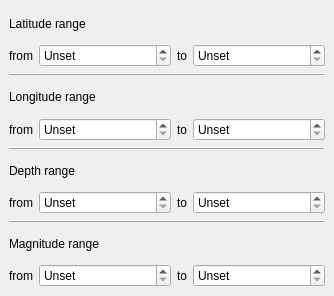
SeisComP/common, file libs/seiscomp/gui/datamodel/eventfilterwidget.ui: the form before one commit.
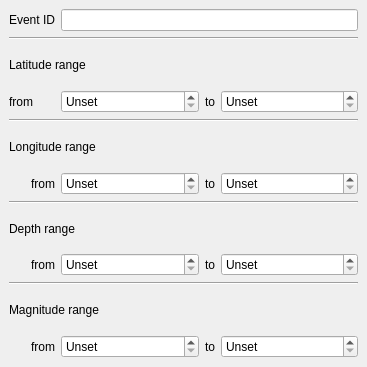
The form after the commit. Custom widgets are drawn as their Qt base class.

Commit message: [gui] Add eventID to EventListView filter, breaks BC with API 14

```diff
--- a/libs/seiscomp/gui/datamodel/eventfilterwidget.ui
+++ b/libs/seiscomp/gui/datamodel/eventfilterwidget.ui
@@ -8,8 +8,8 @@
    <rect>
     <x>0</x>
     <y>0</y>
-    <width>334</width>
-    <height>296</height>
+    <width>367</width>
+    <height>367</height>
    </rect>
   </property>
   <property name="windowTitle" >
@@ -30,27 +30,8 @@
      <property name="spacing" >
       <number>6</number>
      </property>
-     <item row="7" column="1" >
-      <widget class="Seiscomp::Gui::OptionalDoubleSpinBox" name="fromDepth" >
-       <property name="specialValueText" >
-        <string>Unset</string>
-       </property>
-       <property name="suffix" >
-        <string>km</string>
-       </property>
-       <property name="maximum" >
-        <double>999</double>
-       </property>
-       <property name="minimum" >
-        <double>-999</double>
-       </property>
-       <property name="value" >
-        <double>-999</double>
-       </property>
-      </widget>
-     </item>
-     <item row="4" column="1" >
-      <widget class="Seiscomp::Gui::OptionalDoubleSpinBox" name="fromLongitude" >
+     <item row="3" column="3" >
+      <widget class="Seiscomp::Gui::OptionalDoubleSpinBox" name="toLatitude" >
        <property name="specialValueText" >
         <string>Unset</string>
        </property>
@@ -61,17 +42,63 @@
         <number>4</number>
        </property>
        <property name="maximum" >
-        <double>180</double>
+        <double>90</double>
        </property>
        <property name="minimum" >
-        <double>-180</double>
+        <double>-90</double>
        </property>
        <property name="value" >
-        <double>-180</double>
+        <double>-90</double>
        </property>
       </widget>
      </item>
-     <item row="4" column="3" >
+     <item row="4" column="0" colspan="4" >
+      <widget class="QFrame" name="frame" >
+       <property name="frameShape" >
+        <enum>QFrame::HLine</enum>
+       </property>
+       <property name="frameShadow" >
+        <enum>QFrame::Sunken</enum>
+       </property>
+      </widget>
+     </item>
+     <item row="12" column="1" >
+      <widget class="Seiscomp::Gui::OptionalDoubleSpinBox" name="fromMagnitude" >
+       <property name="specialValueText" >
+        <string>Unset</string>
+       </property>
+       <property name="decimals" >
+        <number>1</number>
+       </property>
+       <property name="maximum" >
+        <double>20</double>
+       </property>
+       <property name="minimum" >
+        <double>-10</double>
+       </property>
+       <property name="singleStep" >
+        <double>0.5</double>
+       </property>
+       <property name="value" >
+        <double>-10</double>
+       </property>
+      </widget>
+     </item>
+     <item row="0" column="0" >
+      <widget class="QLabel" name="label_4" >
+       <property name="text" >
+        <string>Event ID</string>
+       </property>
+      </widget>
+     </item>
+     <item row="12" column="2" >
+      <widget class="QLabel" name="label_15" >
+       <property name="text" >
+        <string>to</string>
+       </property>
+      </widget>
+     </item>
+     <item row="6" column="3" >
       <widget class="Seiscomp::Gui::OptionalDoubleSpinBox" name="toLongitude" >
        <property name="specialValueText" >
         <string>Unset</string>
@@ -93,31 +120,163 @@
        </property>
       </widget>
      </item>
-     <item row="6" column="0" colspan="4" >
+     <item row="9" column="1" >
+      <widget class="Seiscomp::Gui::OptionalDoubleSpinBox" name="fromDepth" >
+       <property name="specialValueText" >
+        <string>Unset</string>
+       </property>
+       <property name="suffix" >
+        <string>km</string>
+       </property>
+       <property name="maximum" >
+        <double>999</double>
+       </property>
+       <property name="minimum" >
+        <double>-999</double>
+       </property>
+       <property name="value" >
+        <double>-999</double>
+       </property>
+      </widget>
+     </item>
+     <item row="7" column="0" colspan="4" >
+      <widget class="QFrame" name="frame_2" >
+       <property name="frameShape" >
+        <enum>QFrame::HLine</enum>
+       </property>
+       <property name="frameShadow" >
+        <enum>QFrame::Sunken</enum>
+       </property>
+      </widget>
+     </item>
+     <item row="2" column="0" colspan="4" >
+      <widget class="QLabel" name="label" >
+       <property name="text" >
+        <string>Latitude range</string>
+       </property>
+      </widget>
+     </item>
+     <item row="9" column="3" >
+      <widget class="Seiscomp::Gui::OptionalDoubleSpinBox" name="toDepth" >
+       <property name="specialValueText" >
+        <string>Unset</string>
+       </property>
+       <property name="suffix" >
+        <string>km</string>
+       </property>
+       <property name="maximum" >
+        <double>999</double>
+       </property>
+       <property name="minimum" >
+        <double>-999</double>
+       </property>
+       <property name="value" >
+        <double>-999</double>
+       </property>
+      </widget>
+     </item>
+     <item row="3" column="0" >
+      <widget class="QLabel" name="label_5" >
+       <property name="sizePolicy" >
+        <sizepolicy>
+         <hsizetype>4</hsizetype>
+         <vsizetype>5</vsizetype>
+         <horstretch>0</horstretch>
+         <verstretch>0</verstretch>
+        </sizepolicy>
+       </property>
+       <property name="text" >
+        <string>from</string>
+       </property>
+       <property name="alignment" >
+        <set>Qt::AlignRight|Qt::AlignTrailing|Qt::AlignVCenter</set>
+       </property>
+      </widget>
+     </item>
+     <item row="10" column="0" colspan="4" >
+      <widget class="QFrame" name="frame_3" >
+       <property name="frameShape" >
+        <enum>QFrame::HLine</enum>
+       </property>
+       <property name="frameShadow" >
+        <enum>QFrame::Sunken</enum>
+       </property>
+      </widget>
+     </item>
+     <item row="12" column="0" >
+      <widget class="QLabel" name="label_14" >
+       <property name="text" >
+        <string>from</string>
+       </property>
+       <property name="alignment" >
+        <set>Qt::AlignRight|Qt::AlignTrailing|Qt::AlignVCenter</set>
+       </property>
+      </widget>
+     </item>
+     <item row="9" column="0" >
+      <widget class="QLabel" name="label_11" >
+       <property name="text" >
+        <string>from</string>
+       </property>
+       <property name="alignment" >
+        <set>Qt::AlignRight|Qt::AlignTrailing|Qt::AlignVCenter</set>
+       </property>
+      </widget>
+     </item>
+     <item row="6" column="0" >
+      <widget class="QLabel" name="label_8" >
+       <property name="text" >
+        <string>from</string>
+       </property>
+       <property name="alignment" >
+        <set>Qt::AlignRight|Qt::AlignTrailing|Qt::AlignVCenter</set>
+       </property>
+      </widget>
+     </item>
+     <item row="8" column="0" colspan="4" >
       <widget class="QLabel" name="label_10" >
        <property name="text" >
         <string>Depth range</string>
        </property>
       </widget>
      </item>
-     <item row="7" column="0" >
-      <widget class="QLabel" name="label_11" >
+     <item row="9" column="2" >
+      <widget class="QLabel" name="label_12" >
        <property name="text" >
-        <string>from</string>
+        <string>to</string>
        </property>
-       <property name="alignment" >
-        <set>Qt::AlignRight|Qt::AlignTrailing|Qt::AlignVCenter</set>
-       </property>
       </widget>
      </item>
-     <item row="10" column="2" >
-      <widget class="QLabel" name="label_15" >
+     <item row="6" column="2" >
+      <widget class="QLabel" name="label_9" >
        <property name="text" >
         <string>to</string>
        </property>
       </widget>
      </item>
-     <item row="1" column="2" >
+     <item row="3" column="1" >
+      <widget class="Seiscomp::Gui::OptionalDoubleSpinBox" name="fromLatitude" >
+       <property name="specialValueText" >
+        <string>Unset</string>
+       </property>
+       <property name="suffix" >
+        <string>°</string>
+       </property>
+       <property name="decimals" >
+        <number>4</number>
+       </property>
+       <property name="maximum" >
+        <double>90</double>
+       </property>
+       <property name="minimum" >
+        <double>-90</double>
+       </property>
+       <property name="value" >
+        <double>-90</double>
+       </property>
+      </widget>
+     </item>
+     <item row="3" column="2" >
       <widget class="QLabel" name="label_6" >
        <property name="sizePolicy" >
         <sizepolicy>
@@ -132,80 +291,14 @@
        </property>
       </widget>
      </item>
-     <item row="2" column="0" colspan="4" >
-      <widget class="QFrame" name="frame" >
-       <property name="frameShape" >
-        <enum>QFrame::HLine</enum>
-       </property>
-       <property name="frameShadow" >
-        <enum>QFrame::Raised</enum>
-       </property>
-      </widget>
-     </item>
      <item row="5" column="0" colspan="4" >
-      <widget class="QFrame" name="frame_2" >
-       <property name="frameShape" >
-        <enum>QFrame::HLine</enum>
-       </property>
-       <property name="frameShadow" >
-        <enum>QFrame::Raised</enum>
-       </property>
-      </widget>
-     </item>
-     <item row="9" column="0" colspan="4" >
-      <widget class="QLabel" name="label_13" >
-       <property name="text" >
-        <string>Magnitude range</string>
-       </property>
-      </widget>
-     </item>
-     <item row="3" column="0" colspan="4" >
       <widget class="QLabel" name="label_7" >
        <property name="text" >
         <string>Longitude range</string>
        </property>
       </widget>
      </item>
-     <item row="7" column="2" >
-      <widget class="QLabel" name="label_12" >
-       <property name="text" >
-        <string>to</string>
-       </property>
-      </widget>
-     </item>
-     <item row="0" column="0" colspan="4" >
-      <widget class="QLabel" name="label_4" >
-       <property name="text" >
-        <string>Latitude range</string>
-       </property>
-      </widget>
-     </item>
-     <item row="4" column="2" >
-      <widget class="QLabel" name="label_9" >
-       <property name="text" >
-        <string>to</string>
-       </property>
-      </widget>
-     </item>
-     <item row="1" column="0" >
-      <widget class="QLabel" name="label_5" >
-       <property name="sizePolicy" >
-        <sizepolicy>
-         <hsizetype>4</hsizetype>
-         <vsizetype>5</vsizetype>
-         <horstretch>0</horstretch>
-         <verstretch>0</verstretch>
-        </sizepolicy>
-       </property>
-       <property name="text" >
-        <string>from</string>
-       </property>
-       <property name="alignment" >
-        <set>Qt::AlignRight|Qt::AlignTrailing|Qt::AlignVCenter</set>
-       </property>
-      </widget>
-     </item>
-     <item row="10" column="3" >
+     <item row="12" column="3" >
       <widget class="Seiscomp::Gui::OptionalDoubleSpinBox" name="toMagnitude" >
        <property name="specialValueText" >
         <string>Unset</string>
@@ -227,53 +320,11 @@
        </property>
       </widget>
      </item>
-     <item row="10" column="1" >
-      <widget class="Seiscomp::Gui::OptionalDoubleSpinBox" name="fromMagnitude" >
+     <item row="6" column="1" >
+      <widget class="Seiscomp::Gui::OptionalDoubleSpinBox" name="fromLongitude" >
        <property name="specialValueText" >
         <string>Unset</string>
        </property>
-       <property name="decimals" >
-        <number>1</number>
-       </property>
-       <property name="maximum" >
-        <double>20</double>
-       </property>
-       <property name="minimum" >
-        <double>-10</double>
-       </property>
-       <property name="singleStep" >
-        <double>0.5</double>
-       </property>
-       <property name="value" >
-        <double>-10</double>
-       </property>
-      </widget>
-     </item>
-     <item row="4" column="0" >
-      <widget class="QLabel" name="label_8" >
-       <property name="text" >
-        <string>from</string>
-       </property>
-       <property name="alignment" >
-        <set>Qt::AlignRight|Qt::AlignTrailing|Qt::AlignVCenter</set>
-       </property>
-      </widget>
-     </item>
-     <item row="10" column="0" >
-      <widget class="QLabel" name="label_14" >
-       <property name="text" >
-        <string>from</string>
-       </property>
-       <property name="alignment" >
-        <set>Qt::AlignRight|Qt::AlignTrailing|Qt::AlignVCenter</set>
-       </property>
-      </widget>
-     </item>
-     <item row="1" column="1" >
-      <widget class="Seiscomp::Gui::OptionalDoubleSpinBox" name="fromLatitude" >
-       <property name="specialValueText" >
-        <string>Unset</string>
-       </property>
        <property name="suffix" >
         <string>°</string>
        </property>
@@ -281,64 +332,37 @@
         <number>4</number>
        </property>
        <property name="maximum" >
-        <double>90</double>
+        <double>180</double>
        </property>
        <property name="minimum" >
-        <double>-90</double>
+        <double>-180</double>
        </property>
        <property name="value" >
-        <double>-90</double>
+        <double>-180</double>
        </property>
       </widget>
      </item>
-     <item row="7" column="3" >
-      <widget class="Seiscomp::Gui::OptionalDoubleSpinBox" name="toDepth" >
-       <property name="specialValueText" >
-        <string>Unset</string>
+     <item row="11" column="0" colspan="4" >
+      <widget class="QLabel" name="label_13" >
+       <property name="text" >
+        <string>Magnitude range</string>
        </property>
-       <property name="suffix" >
-        <string>km</string>
-       </property>
-       <property name="maximum" >
-        <double>999</double>
-       </property>
-       <property name="minimum" >
-        <double>-999</double>
-       </property>
-       <property name="value" >
-        <double>-999</double>
-       </property>
       </widget>
      </item>
-     <item row="1" column="3" >
-      <widget class="Seiscomp::Gui::OptionalDoubleSpinBox" name="toLatitude" >
-       <property name="specialValueText" >
-        <string>Unset</string>
-       </property>
-       <property name="suffix" >
-        <string>°</string>
-       </property>
-       <property name="decimals" >
-        <number>4</number>
-       </property>
-       <property name="maximum" >
-        <double>90</double>
-       </property>
-       <property name="minimum" >
-        <double>-90</double>
-       </property>
-       <property name="value" >
-        <double>-90</double>
-       </property>
-      </widget>
-     </item>
-     <item row="8" column="0" colspan="4" >
-      <widget class="QFrame" name="frame_3" >
+     <item row="1" column="0" colspan="4" >
+      <widget class="QFrame" name="frame_4" >
        <property name="frameShape" >
         <enum>QFrame::HLine</enum>
        </property>
        <property name="frameShadow" >
-        <enum>QFrame::Raised</enum>
+        <enum>QFrame::Sunken</enum>
+       </property>
+      </widget>
+     </item>
+     <item row="0" column="1" colspan="3" >
+      <widget class="QLineEdit" name="editEventID" >
+       <property name="toolTip" >
+        <string>EventID filter which allows wildcards (* and ?)</string>
        </property>
       </widget>
      </item>
```
The commit also changes 2 other files.
